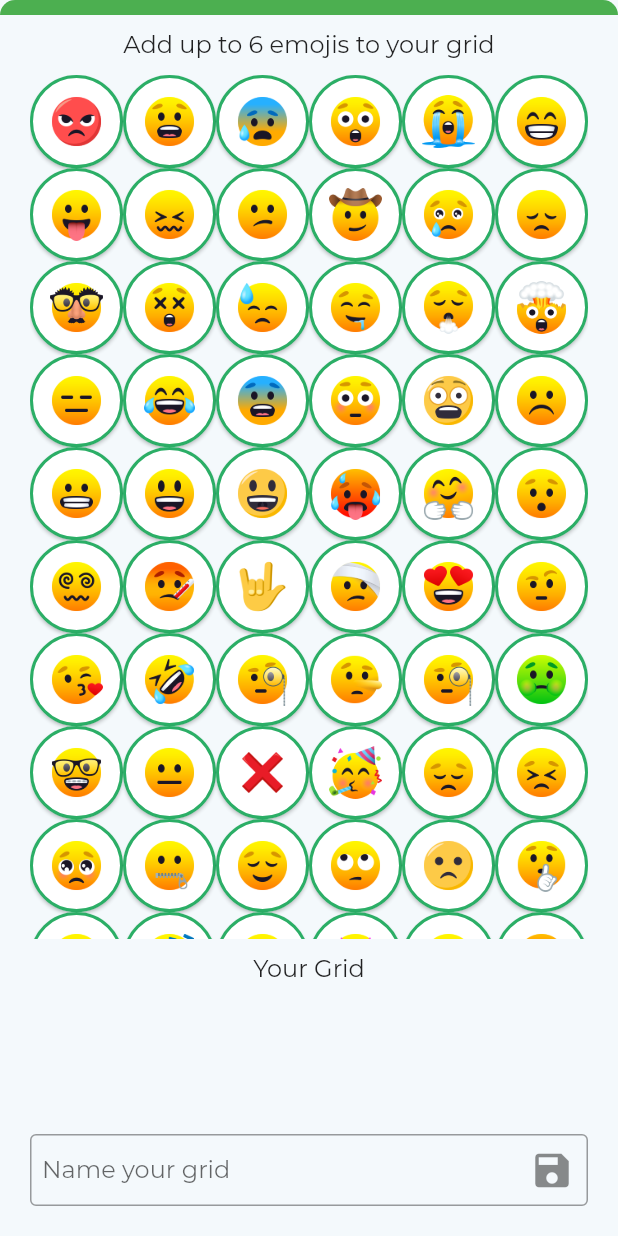
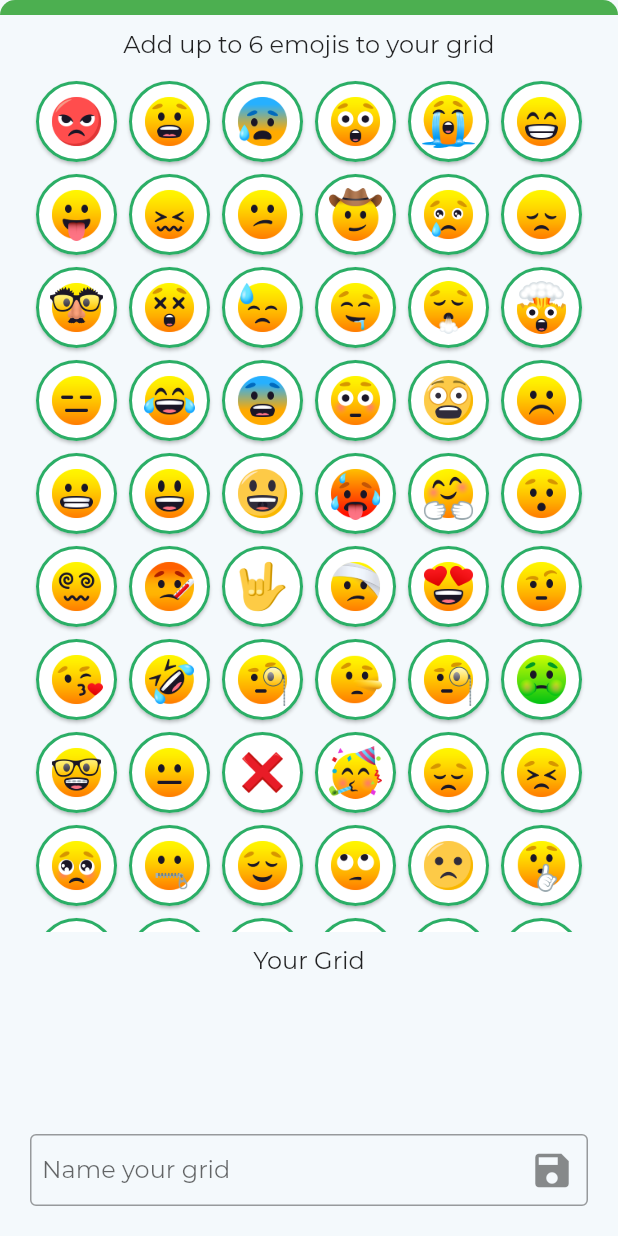
Before and after one commit to attilavago/give_me_voice, a Flutter app: the AddGrid widget shown alone on an empty page, opened directly, on a phone screen of 412 x 824 dp. Run offline on Flutter 3.47's test engine with Material 2 defaults, Android fonts, the phone set to English and light mode, and no system bars; our stand-ins replace flutter_tts, sqflite; accounts and stored records are empty; project files that could hold a hidden picture were left out.

Commit message:
prevent empty grid being added

```diff
--- a/lib/components/add_grid.dart
+++ b/lib/components/add_grid.dart
@@ -21,6 +21,7 @@ class _AddGridState extends State<AddGrid> {
   final nameInput = TextEditingController();
   List labels = [];
   List images = [];
+  String inlineError = '';
 
   static FlutterTts flutterTts = FlutterTts();
   Future playGridItem(String itemLabel) async {
@@ -65,7 +66,9 @@ class _AddGridState extends State<AddGrid> {
                     crossAxisCount: 6),
                 itemBuilder: (context, index) {
                   final item = gridData.feelings[index];
-                  return RoundButton(
+                  return Padding(
+                    padding: const EdgeInsets.all(4.0),
+                    child: RoundButton(
                       imageName: item,
                       size: 35.0,
                       padding: 5.0,
@@ -77,17 +80,23 @@ class _AddGridState extends State<AddGrid> {
                         labels.add(item);
                         images.add(item);
                       },
+                    ),
                   );
                 }),
           )),
           Container(
             child: Padding(
               padding: const EdgeInsets.only(top: 10, bottom: 10),
-              child: Text('Your Grid'),
+              child: inlineError == ''
+                  ? Text('Your Grid')
+                  : Text(
+                      inlineError,
+                      style: TextStyle(color: Colors.red),
+                    ),
             ),
           ),
           Container(
-              height: 60,
+              height: 65,
               child: Padding(
                 padding: const EdgeInsets.only(left: 20.0, right: 20),
                 child: GridView.builder(
@@ -96,7 +105,9 @@ class _AddGridState extends State<AddGrid> {
                         crossAxisCount: 6),
                     itemBuilder: (context, index) {
                       final item = gridData.gridItems[index];
-                      return RoundButton(
+                      return Padding(
+                        padding: const EdgeInsets.all(4.0),
+                        child: RoundButton(
                           imageName: item.image,
                           size: 35.0,
                           padding: 5.0,
@@ -104,6 +115,7 @@ class _AddGridState extends State<AddGrid> {
                           buttonLongAction: () {
                             gridData.removeGridItem(item);
                           },
+                        ),
                       );
                     }),
               )),
@@ -116,6 +128,9 @@ class _AddGridState extends State<AddGrid> {
                   child: TextField(
                     controller: nameInput,
                     onChanged: (value) {
+                      setState(() {
+                        inlineError = '';
+                      });
                       gridTitle = value;
                     },
                     decoration: InputDecoration(
@@ -126,6 +141,12 @@ class _AddGridState extends State<AddGrid> {
                           icon: Icon(Icons.save),
                           iconSize: 30.0,
                           onPressed: () {
+                            if (nameInput.text.length == 0) {
+                              setState(() {
+                                inlineError =
+                                    'You must name your grid before saving!';
+                              });
+                            } else {
                               gridData.addGridList(gridTitle);
                               _myGridsDataBaseConnector.insertGridItem(
                                   nameInput.text,
@@ -136,6 +157,7 @@ class _AddGridState extends State<AddGrid> {
                                 nameInput.clear();
                               });
                               Navigator.pop(context);
+                            }
                           }),
                       border: OutlineInputBorder(),
                       labelText: 'Name your grid',
```
Lines whose indentation alone changed are shown as unchanged.
